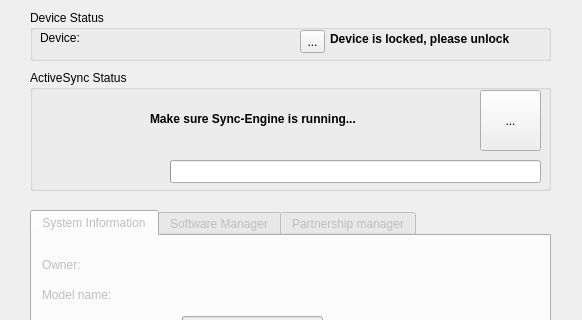
This is synce-kpm/synceKPM/data/ui/synce-kpm-mainwindow.ui in playday3008/SynCE as Qt 5 draws it before an edit; both pictures show x 0 to 582 and y 0 to 320 of the 582 by 606 pixel window. The edited form follows.
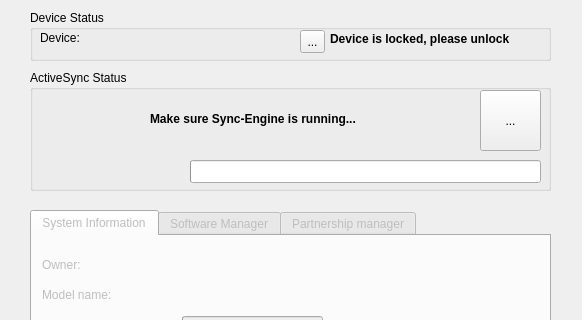
This is the edited form.

Commit message: Minor changes in the lenghts of the labels. Some texts were cut off.

The edit to the form file:
```diff
--- a/synce-kpm/synceKPM/data/ui/synce-kpm-mainwindow.ui
+++ b/synce-kpm/synceKPM/data/ui/synce-kpm-mainwindow.ui
@@ -467,7 +467,7 @@
      <rect>
       <x>10</x>
       <y>40</y>
-      <width>121</width>
+      <width>141</width>
       <height>18</height>
      </rect>
     </property>
@@ -480,7 +480,7 @@
      <rect>
       <x>10</x>
       <y>60</y>
-      <width>121</width>
+      <width>141</width>
       <height>18</height>
      </rect>
     </property>
@@ -493,7 +493,7 @@
      <rect>
       <x>10</x>
       <y>20</y>
-      <width>121</width>
+      <width>141</width>
       <height>18</height>
      </rect>
     </property>
@@ -504,9 +504,9 @@
    <widget class="QProgressBar" name="sync_progressbar" >
     <property name="geometry" >
      <rect>
-      <x>140</x>
+      <x>160</x>
       <y>90</y>
-      <width>371</width>
+      <width>351</width>
       <height>23</height>
      </rect>
     </property>
@@ -523,9 +523,9 @@
    <widget class="QLabel" name="label_partnership_1_text" >
     <property name="geometry" >
      <rect>
-      <x>140</x>
+      <x>170</x>
       <y>20</y>
-      <width>131</width>
+      <width>241</width>
       <height>18</height>
      </rect>
     </property>
@@ -536,9 +536,9 @@
    <widget class="QLabel" name="label_partnership_3_text" >
     <property name="geometry" >
      <rect>
-      <x>140</x>
+      <x>170</x>
       <y>60</y>
-      <width>131</width>
+      <width>241</width>
       <height>18</height>
      </rect>
     </property>
@@ -549,9 +549,9 @@
    <widget class="QLabel" name="label_partnership_2_text" >
     <property name="geometry" >
      <rect>
-      <x>140</x>
+      <x>170</x>
       <y>40</y>
-      <width>131</width>
+      <width>241</width>
       <height>18</height>
      </rect>
     </property>
```
The commit also changes 2 other files.
